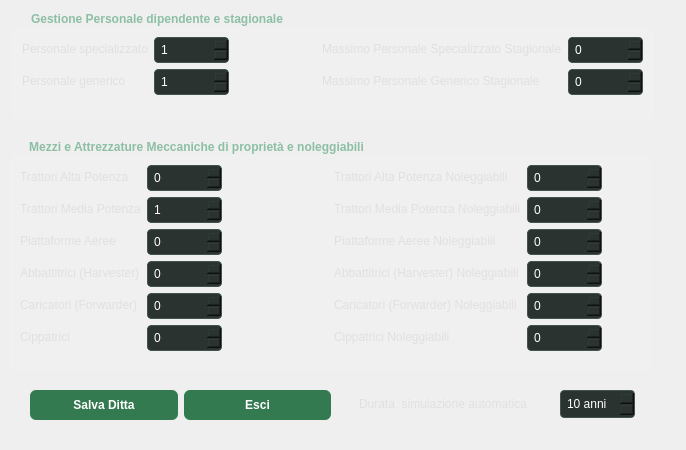
Above: GUI/form_ditta.ui from Seyen75/Gestione_Pioppeto before the change. Below: the same form after it.
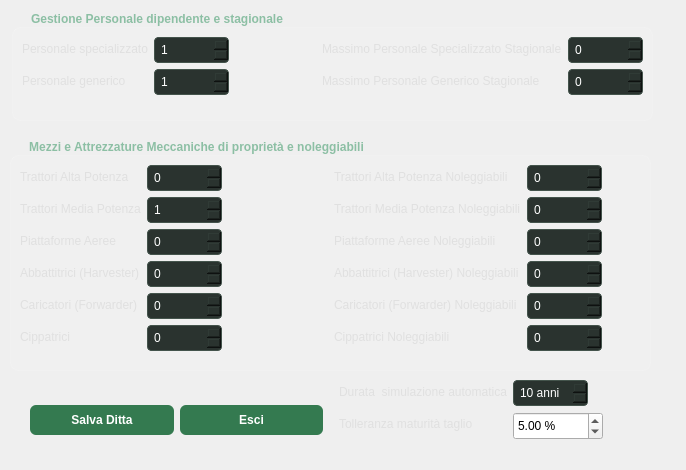
That is the form after the change.

Commit message: Modificata la gestione della tolleranza per la maturità del taglio. Ora è un valore settabile direttamente dalla form_ditta

Patch:
```diff
--- a/GUI/form_ditta.ui
+++ b/GUI/form_ditta.ui
@@ -7,19 +7,19 @@
     <x>0</x>
     <y>0</y>
     <width>686</width>
-    <height>450</height>
+    <height>470</height>
    </rect>
   </property>
   <property name="minimumSize">
    <size>
     <width>686</width>
-    <height>450</height>
+    <height>470</height>
    </size>
   </property>
   <property name="maximumSize">
    <size>
     <width>686</width>
-    <height>450</height>
+    <height>470</height>
    </size>
   </property>
   <property name="windowTitle">
@@ -463,10 +463,12 @@
     <rect>
      <x>20</x>
      <y>380</y>
-     <width>321</width>
-     <height>51</height>
+     <width>631</width>
+     <height>80</height>
     </rect>
    </property>
+   <layout class="QHBoxLayout" name="horizontalLayout_4">
+    <item>
    <layout class="QHBoxLayout" name="horizontalLayout">
     <property name="leftMargin">
      <number>10</number>
@@ -489,16 +491,14 @@
      </widget>
     </item>
    </layout>
-  </widget>
+    </item>
+    <item>
+     <layout class="QFormLayout" name="formLayout_5">
+      <property name="labelAlignment">
+       <set>Qt::AlignmentFlag::AlignLeading|Qt::AlignmentFlag::AlignLeft|Qt::AlignmentFlag::AlignVCenter</set>
+      </property>
+      <item row="0" column="1">
   <widget class="QSpinBox" name="spin_durata_piano">
-   <property name="geometry">
-    <rect>
-     <x>560</x>
-     <y>390</y>
-     <width>75</width>
-     <height>28</height>
-    </rect>
-   </property>
    <property name="maximumSize">
     <size>
      <width>75</width>
@@ -521,18 +521,55 @@
     <number>10</number>
    </property>
   </widget>
+      </item>
+      <item row="0" column="0">
   <widget class="QLabel" name="label_9">
-   <property name="geometry">
-    <rect>
-     <x>359</x>
-     <y>390</y>
-     <width>201</width>
-     <height>28</height>
-    </rect>
-   </property>
    <property name="text">
     <string>Durata  simulazione automatica</string>
    </property>
+       </widget>
+      </item>
+      <item row="1" column="0">
+       <widget class="QLabel" name="label_18">
+        <property name="text">
+         <string>Tolleranza maturità taglio</string>
+        </property>
+       </widget>
+      </item>
+      <item row="1" column="1">
+       <widget class="QDoubleSpinBox" name="spin_tolleranza">
+        <property name="minimumSize">
+         <size>
+          <width>90</width>
+          <height>28</height>
+         </size>
+        </property>
+        <property name="maximumSize">
+         <size>
+          <width>90</width>
+          <height>16777215</height>
+         </size>
+        </property>
+        <property name="toolTip">
+         <string>Percentuale di tolleranza al diametro standar degli alberi per la maturità di taglio</string>
+        </property>
+        <property name="prefix">
+         <string/>
+        </property>
+        <property name="suffix">
+         <string> %</string>
+        </property>
+        <property name="maximum">
+         <double>100.000000000000000</double>
+        </property>
+        <property name="value">
+         <double>5.000000000000000</double>
+        </property>
+       </widget>
+      </item>
+     </layout>
+    </item>
+   </layout>
   </widget>
  </widget>
  <resources/>
```
Left out of the diff: 2 changed lines with no effect on the pictures. Lines whose indentation alone changed are shown as unchanged. The commit also changes 7 other files.
